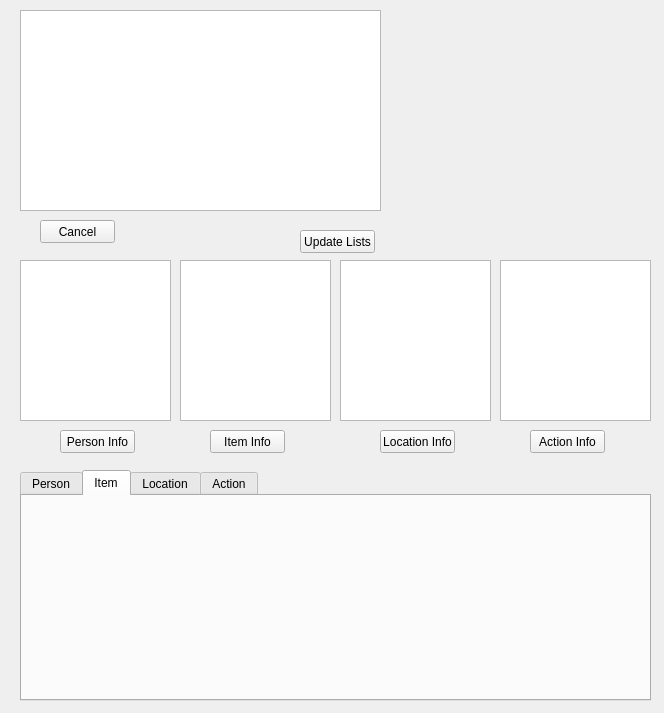
Above: Jan2014/form.ui from nschudlo/Jan2014 before the change. Below: the same form after it.
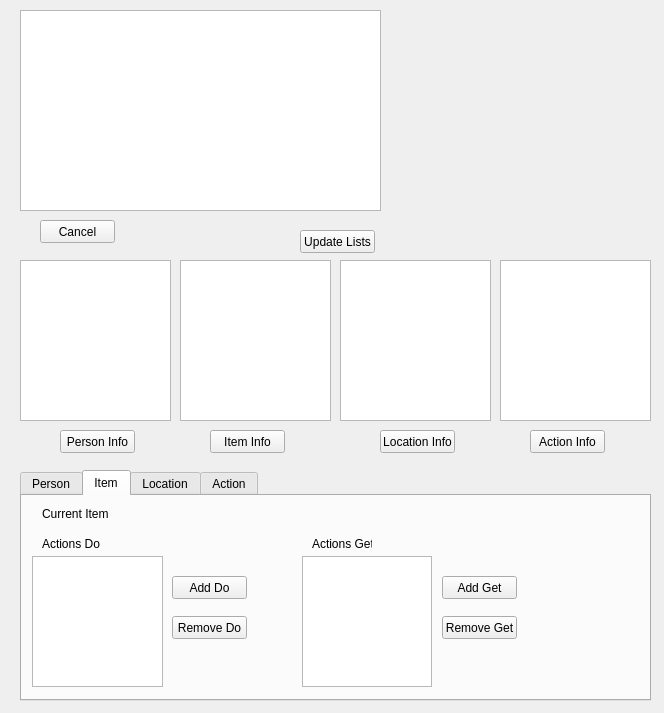
That is the form after the change. The open tabs and pages were chosen to show the change.

Commit message:
Added Item Info Tab
Added Item actionGo and Item actionGet lists + add/remove functionality

```diff
--- a/Jan2014/form.ui
+++ b/Jan2014/form.ui
@@ -432,6 +432,117 @@
     <attribute name="title">
      <string>Item</string>
     </attribute>
+    <widget class="QLabel" name="labelCurrentItem">
+     <property name="geometry">
+      <rect>
+       <x>20</x>
+       <y>10</y>
+       <width>71</width>
+       <height>16</height>
+      </rect>
+     </property>
+     <property name="text">
+      <string>Current Item</string>
+     </property>
+    </widget>
+    <widget class="QListWidget" name="listItemActionDo">
+     <property name="geometry">
+      <rect>
+       <x>10</x>
+       <y>60</y>
+       <width>131</width>
+       <height>131</height>
+      </rect>
+     </property>
+    </widget>
+    <widget class="QListWidget" name="listItemActionGet">
+     <property name="geometry">
+      <rect>
+       <x>280</x>
+       <y>60</y>
+       <width>130</width>
+       <height>131</height>
+      </rect>
+     </property>
+    </widget>
+    <widget class="QLabel" name="label_7">
+     <property name="geometry">
+      <rect>
+       <x>20</x>
+       <y>40</y>
+       <width>61</width>
+       <height>16</height>
+      </rect>
+     </property>
+     <property name="text">
+      <string>Actions Do</string>
+     </property>
+    </widget>
+    <widget class="QLabel" name="label_8">
+     <property name="geometry">
+      <rect>
+       <x>290</x>
+       <y>40</y>
+       <width>60</width>
+       <height>16</height>
+      </rect>
+     </property>
+     <property name="text">
+      <string>Actions Get</string>
+     </property>
+    </widget>
+    <widget class="QPushButton" name="buttonItemAddDo">
+     <property name="geometry">
+      <rect>
+       <x>150</x>
+       <y>80</y>
+       <width>75</width>
+       <height>23</height>
+      </rect>
+     </property>
+     <property name="text">
+      <string>Add Do</string>
+     </property>
+    </widget>
+    <widget class="QPushButton" name="buttonItemRemoveDo">
+     <property name="geometry">
+      <rect>
+       <x>150</x>
+       <y>120</y>
+       <width>75</width>
+       <height>23</height>
+      </rect>
+     </property>
+     <property name="text">
+      <string>Remove Do</string>
+     </property>
+    </widget>
+    <widget class="QPushButton" name="buttonItemAddGet">
+     <property name="geometry">
+      <rect>
+       <x>420</x>
+       <y>80</y>
+       <width>75</width>
+       <height>23</height>
+      </rect>
+     </property>
+     <property name="text">
+      <string>Add Get</string>
+     </property>
+    </widget>
+    <widget class="QPushButton" name="buttonItemRemoveGet">
+     <property name="geometry">
+      <rect>
+       <x>420</x>
+       <y>120</y>
+       <width>75</width>
+       <height>23</height>
+      </rect>
+     </property>
+     <property name="text">
+      <string>Remove Get</string>
+     </property>
+    </widget>
    </widget>
    <widget class="QWidget" name="tabLocation">
     <attribute name="title">
```
Left out of the diff: 2 changed lines with no effect on the pictures. The commit also changes 7 other files.
